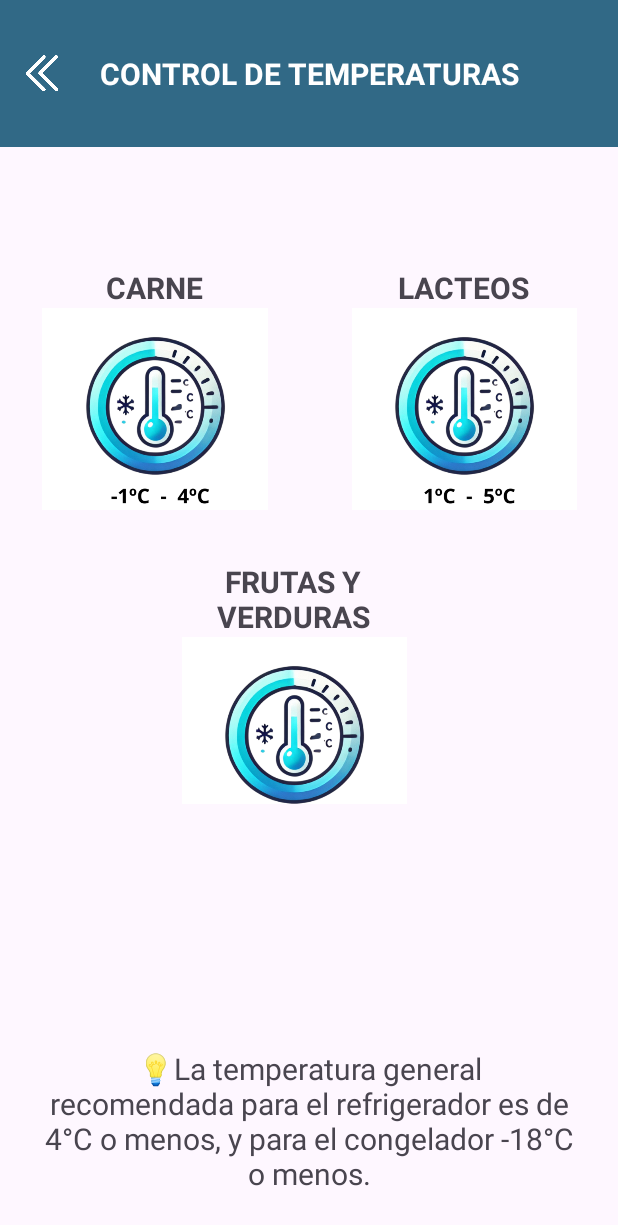
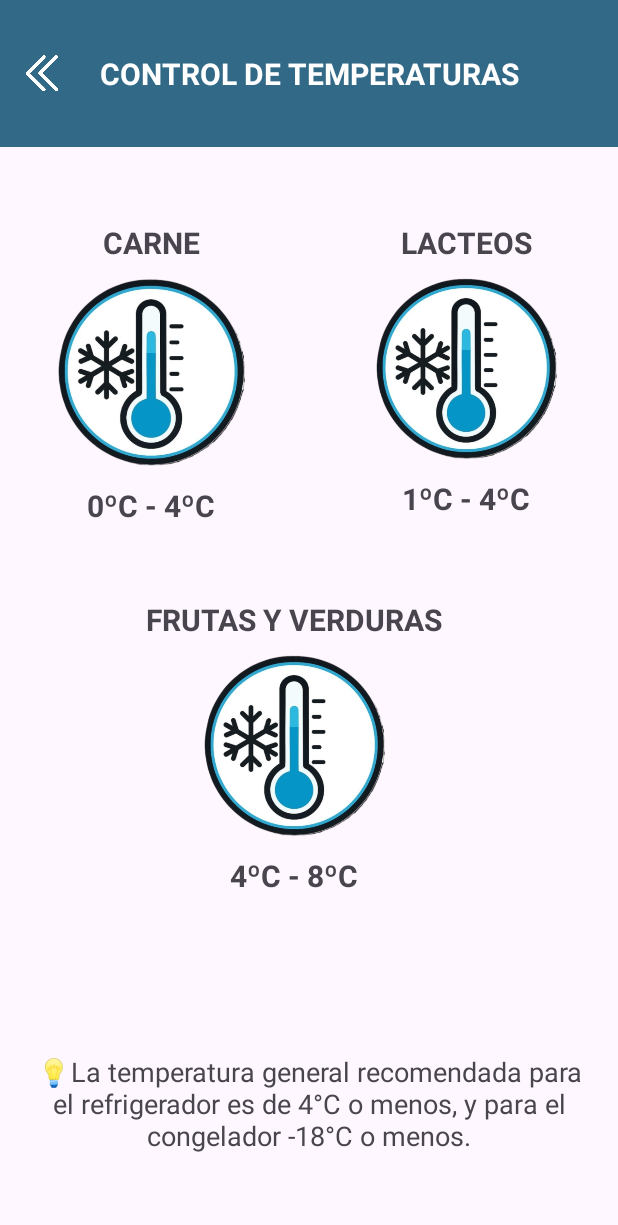
Before and after one commit to johanat/fridgesmart-app, an Android app: the ControlTemperaturas screen opened directly, with no data from a screen before it, on a phone screen of 412 x 824 dp. Shown: the top 1225 px of the screen. Run offline under Robolectric (Android 15) with nearby library versions, the light colour scheme and no system bars.

Commit message:
eliminacion de fondo de imagen y se añadió nueva imagen de temperatura por categoria con su respectiva temperatura.

```diff
--- a/app/src/main/res/layout/control_temperatura.xml
+++ b/app/src/main/res/layout/control_temperatura.xml
@@ -7,11 +7,12 @@
 
     <!-- Franja superior -->
     <RelativeLayout
+        android:id="@+id/relativeLayout"
         android:layout_width="match_parent"
         android:layout_height="98dp"
+        android:background="#316986"
+        android:gravity="center"
         android:orientation="horizontal"
-        android:gravity="center"
-        android:background="#316986"
         tools:ignore="MissingConstraints"> <!-- Color de fondo -->
 
         <!-- Icono de retroceso -->
@@ -19,24 +20,24 @@
             android:id="@+id/backButton"
             android:layout_width="24dp"
             android:layout_height="24dp"
+            android:layout_centerVertical="true"
             android:layout_marginStart="16dp"
             android:layout_marginEnd="8dp"
+            android:contentDescription="Volver"
             android:src="@drawable/ic_back"
-            android:layout_centerVertical="true"
-            android:contentDescription="Volver"
             app:tint="#FFFFFF" />
 
         <!-- Texto centrado -->
         <TextView
             android:layout_width="match_parent"
             android:layout_height="wrap_content"
+            android:layout_centerInParent="true"
+            android:layout_gravity="center"
+            android:gravity="center"
             android:text="CONTROL DE TEMPERATURAS"
             android:textColor="#FFFFFF"
-            android:gravity="center"
-            android:layout_gravity="center"
             android:textSize="20sp"
-            android:textStyle="bold"
-            android:layout_centerInParent="true"/>
+            android:textStyle="bold" />
     </RelativeLayout>
 
     <!-- Contenedor principal -->
@@ -48,17 +49,17 @@
         <!-- Barra superior -->
         <LinearLayout
             android:layout_width="match_parent"
-            android:layout_height="wrap_content"
-            android:layout_marginTop="170dp"
-            android:layout_marginBottom="46dp"
+            android:layout_height="250dp"
+            android:layout_marginTop="120dp"
+            android:layout_marginBottom="40dp"
             android:gravity="center"
             android:orientation="horizontal">
             <LinearLayout
                 android:id="@+id/temp_Carnes"
-                android:layout_width="170dp"
-                android:layout_height="170dp"
+                android:layout_width="200dp"
+                android:layout_height="210dp"
                 android:layout_gravity="center"
-                android:layout_marginEnd="36dp"
+                android:layout_marginEnd="10dp"
                 android:backgroundTint="#bbd7d7"
                 android:orientation="vertical">
 
@@ -73,21 +74,29 @@
                 </TextView>
 
                 <ImageView
-                    android:layout_width="200dp"
-                    android:layout_height="150dp"
+                    android:layout_width="wrap_content"
+                    android:layout_height="140dp"
                     android:layout_gravity="center"
-                    android:src="@drawable/tempcarne">
+                    android:src="@drawable/temperatura">
                 </ImageView>
+                <TextView
+                    android:layout_width="match_parent"
+                    android:layout_height="wrap_content"
+                    android:gravity="center"
+                    android:textSize="20dp"
+                    android:layout_marginTop="8dp"
+                    android:textStyle="bold"
+                    android:text="0ºC - 4ºC">
+                </TextView>
             </LinearLayout>
 
             <LinearLayout
-                android:id="@+id/temp_Lacteos"
-                android:layout_width="170dp"
-                android:layout_height="170dp"
+                android:id="@+id/Temper"
+                android:layout_width="200dp"
+                android:layout_height="210dp"
                 android:layout_gravity="center"
                 android:backgroundTint="#bbd7d7"
                 android:orientation="vertical">
-
 
                 <TextView
                     android:layout_width="match_parent"
@@ -101,11 +110,20 @@
 
                 <ImageView
                     android:id="@+id/icon_leche"
-                    android:layout_width="200dp"
-                    android:layout_height="150dp"
+                    android:layout_width="wrap_content"
+                    android:layout_height="135dp"
                     android:layout_gravity="center"
-                    android:src="@drawable/templacteos">
+                    android:src="@drawable/temperatura">
                 </ImageView>
+                <TextView
+                    android:layout_width="match_parent"
+                    android:layout_height="wrap_content"
+                    android:gravity="center"
+                    android:textSize="20dp"
+                    android:layout_marginTop="8dp"
+                    android:textStyle="bold"
+                    android:text="1ºC - 4ºC">
+                </TextView>
             </LinearLayout>
         </LinearLayout>
     </LinearLayout>
@@ -125,9 +143,10 @@
         </LinearLayout>
         <LinearLayout
             android:id="@+id/temp_frutas"
-            android:layout_width="170dp"
-            android:layout_height="170dp"
+            android:layout_width="205dp"
+            android:layout_height="210dp"
             android:layout_gravity="center"
+            android:layout_marginTop="25dp"
             android:layout_marginEnd="10dp"
             android:backgroundTint="#bbd7d7"
             android:orientation="vertical">
@@ -143,25 +162,31 @@
             </TextView>
 
             <ImageView
-                android:layout_width="200dp"
-                android:layout_height="150dp"
+                android:layout_width="wrap_content"
+                android:layout_height="135dp"
                 android:layout_gravity="center"
-                android:src="@drawable/tempfrutas">
+                android:src="@drawable/temperatura">
             </ImageView>
-        </LinearLayout>
-    </LinearLayout>
-
-    <!-- Consejo -->
             <TextView
                 android:layout_width="match_parent"
                 android:layout_height="wrap_content"
+                android:gravity="center"
+                android:textSize="20dp"
+                android:layout_marginTop="8dp"
+                android:textStyle="bold"
+                android:text="4ºC - 8ºC">
+            </TextView>
+        </LinearLayout>
+    </LinearLayout>
+ <TextView
+    android:layout_width="wrap_content"
+    android:layout_height="120dp"
     android:layout_margin="28dp"
     android:gravity="center"
     android:text="💡La temperatura general recomendada para el refrigerador es de 4°C o menos, y para el congelador -18°C o menos."
-        android:textSize="20sp"
+    android:textSize="18sp"
     android:textAlignment="center"
     app:layout_constraintBottom_toBottomOf="parent"
     app:layout_constraintStart_toStartOf="parent"
-        app:layout_constraintEnd_toEndOf="parent"/>
-
+    app:layout_constraintEnd_toEndOf="parent" />
 </androidx.constraintlayout.widget.ConstraintLayout>
```
Also changed, not shown: app/src/main/res/drawable/tempcarne.png (deleted), app/src/main/res/drawable/temperatura.png (added), app/src/main/res/drawable/tempfrutas.png (deleted), app/src/main/res/drawable/templacteos.png (deleted). Lines whose indentation alone changed are shown as unchanged.
